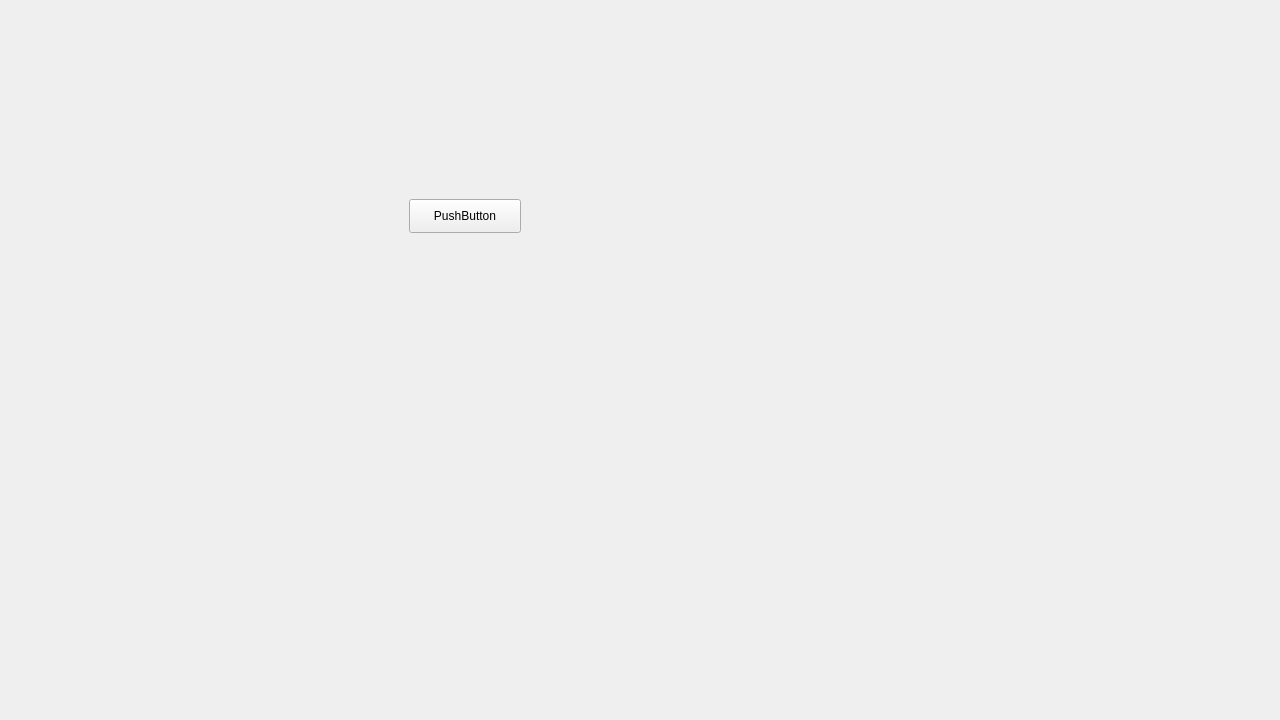
Above: BasketBallSystem/mainwindow.ui from ohadharel1/BasketBallSystem before the change. Below: the same form after it.
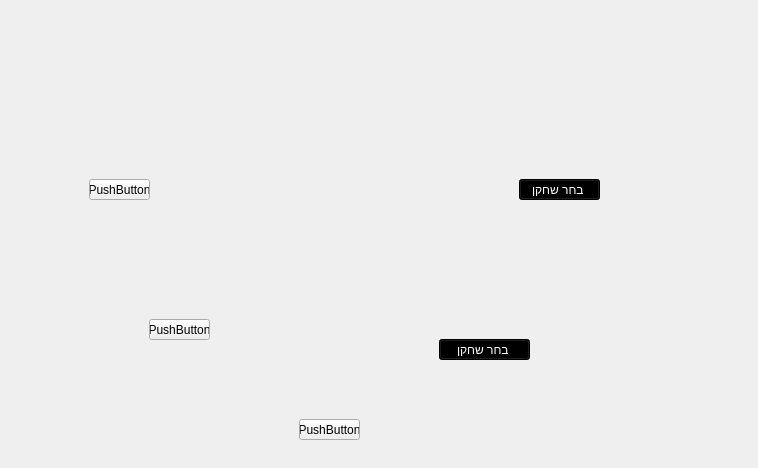
That is the form after the change. Icons and pictures are not drawn.

Patch:
```diff
--- a/BasketBallSystem/mainwindow.ui
+++ b/BasketBallSystem/mainwindow.ui
@@ -6,8 +6,8 @@
    <rect>
     <x>0</x>
     <y>0</y>
-    <width>1280</width>
-    <height>720</height>
+    <width>758</width>
+    <height>468</height>
    </rect>
   </property>
   <property name="windowTitle">
@@ -370,27 +370,149 @@
        <widget class="QPushButton" name="pushButton">
         <property name="geometry">
          <rect>
-          <x>400</x>
-          <y>190</y>
-          <width>112</width>
-          <height>34</height>
+          <x>510</x>
+          <y>170</y>
+          <width>81</width>
+          <height>21</height>
          </rect>
         </property>
+        <property name="styleSheet">
+         <string notr="true">color: rgb(0, 0, 0);
+color: rgb(255, 255, 255);
+background-color: rgb(0, 0, 0);</string>
+        </property>
         <property name="text">
-         <string>PushButton</string>
+         <string>בחר שחקן </string>
         </property>
        </widget>
        <widget class="QStackedWidget" name="stackedWidget">
         <property name="geometry">
          <rect>
-          <x>480</x>
-          <y>40</y>
-          <width>200</width>
-          <height>200</height>
+          <x>500</x>
+          <y>70</y>
+          <width>100</width>
+          <height>100</height>
          </rect>
         </property>
         <widget class="QWidget" name="page"/>
        </widget>
+       <widget class="QStackedWidget" name="MainWindowGameManagmentCortImageSF">
+        <property name="geometry">
+         <rect>
+          <x>430</x>
+          <y>230</y>
+          <width>100</width>
+          <height>100</height>
+         </rect>
+        </property>
+        <widget class="QWidget" name="page_2"/>
+        <widget class="QWidget" name="page_3"/>
+       </widget>
+       <widget class="QPushButton" name="MainWindowGameManagmentCortImageSFB">
+        <property name="geometry">
+         <rect>
+          <x>430</x>
+          <y>330</y>
+          <width>91</width>
+          <height>21</height>
+         </rect>
+        </property>
+        <property name="styleSheet">
+         <string notr="true">background-color: rgb(0, 0, 0);
+color: rgb(255, 255, 255);</string>
+        </property>
+        <property name="text">
+         <string>בחר שחקן </string>
+        </property>
+       </widget>
+       <widget class="QStackedWidget" name="MainWindowGameManagmentCortImagePG">
+        <property name="geometry">
+         <rect>
+          <x>270</x>
+          <y>310</y>
+          <width>100</width>
+          <height>100</height>
+         </rect>
+        </property>
+        <widget class="QWidget" name="page_4">
+         <zorder>MainWindowGameManagmentCortImage</zorder>
+        </widget>
+        <widget class="QWidget" name="page_5"/>
+       </widget>
+       <widget class="QPushButton" name="MainWindowGameManagmentCortImagePGB">
+        <property name="geometry">
+         <rect>
+          <x>290</x>
+          <y>410</y>
+          <width>61</width>
+          <height>21</height>
+         </rect>
+        </property>
+        <property name="text">
+         <string>PushButton</string>
+        </property>
+       </widget>
+       <widget class="QStackedWidget" name="MainWindowGameManagmentCortImageSG">
+        <property name="geometry">
+         <rect>
+          <x>120</x>
+          <y>200</y>
+          <width>100</width>
+          <height>100</height>
+         </rect>
+        </property>
+        <widget class="QWidget" name="page_6"/>
+        <widget class="QWidget" name="page_7"/>
+       </widget>
+       <widget class="QPushButton" name="MainWindowGameManagmentCortImageSGB">
+        <property name="geometry">
+         <rect>
+          <x>140</x>
+          <y>310</y>
+          <width>61</width>
+          <height>21</height>
+         </rect>
+        </property>
+        <property name="text">
+         <string>PushButton</string>
+        </property>
+       </widget>
+       <widget class="QStackedWidget" name="MainWindowGameManagmentCortImagePF">
+        <property name="geometry">
+         <rect>
+          <x>60</x>
+          <y>60</y>
+          <width>100</width>
+          <height>100</height>
+         </rect>
+        </property>
+        <widget class="QWidget" name="page_8"/>
+        <widget class="QWidget" name="page_9"/>
+       </widget>
+       <widget class="QPushButton" name="MainWindowGameManagmentCortImagePFB">
+        <property name="geometry">
+         <rect>
+          <x>80</x>
+          <y>170</y>
+          <width>61</width>
+          <height>21</height>
+         </rect>
+        </property>
+        <property name="text">
+         <string>PushButton</string>
+        </property>
+       </widget>
+       <zorder>MainWindowGameManagmentCortImage</zorder>
+       <zorder>MainWindowGameManagmentCortImagePG</zorder>
+       <zorder>MainWindowGameManagmentCortImagePGB</zorder>
+       <zorder>MainWindowGameManagmentCortImageSG</zorder>
+       <zorder>MainWindowGameManagmentCortImageSGB</zorder>
+       <zorder>MainWindowGameManagmentCortImagePF</zorder>
+       <zorder>MainWindowGameManagmentCortImagePFB</zorder>
+       <zorder>MainWindowGameManagmentCortImageCB</zorder>
+       <zorder>MainWindowGameManagmentCortImageSFB</zorder>
+       <zorder>MainWindowGameManagmentCortImageSF</zorder>
+       <zorder>MainWindowGameManagmentCortImageC</zorder>
       </widget>
       <widget class="QWidget" name="MainWindowPlayerSelection">
        <property name="styleSheet">
```
Left out of the diff: 8 changed lines with no effect on the pictures.
